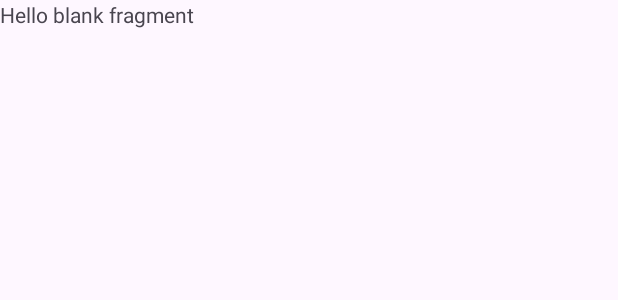
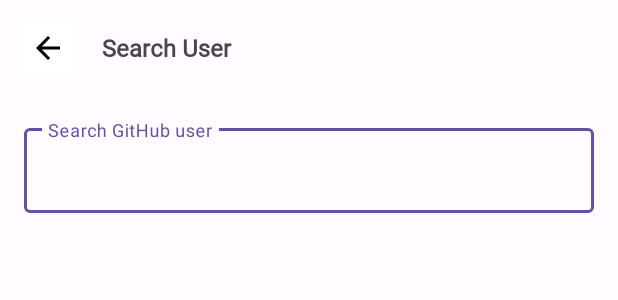
Before and after one commit to imamyusupb/gthb-user-hcs-id, an Android app: the layout fragment_search_user.xml on its own in the app's theme, with its tools: preview values and no code run, on a phone screen of 412 x 824 dp. Shown: the top 300 px of the screen. Run offline under Robolectric (Android 15) with nearby library versions, the phone set to English and light mode, and no system bars.

Commit message:
[Feat] Add  Searchscreen with integrating chucker

```diff
--- a/app/src/main/AndroidManifest.xml
+++ b/app/src/main/AndroidManifest.xml
@@ -1,8 +1,9 @@
 <?xml version="1.0" encoding="utf-8"?>
 <manifest xmlns:android="http://schemas.android.com/apk/res/android"
     xmlns:tools="http://schemas.android.com/tools">
-
+    <uses-permission android:name="android.permission.INTERNET" />
     <application
+        android:name=".FindMeApplication"
         android:allowBackup="true"
         android:dataExtractionRules="@xml/data_extraction_rules"
         android:fullBackupContent="@xml/backup_rules"
@@ -12,9 +13,6 @@
         android:supportsRtl="true"
         android:theme="@style/Theme.FindMeDev"
         tools:targetApi="31">
-<!--        <activity-->
-<!--            android:name=".presentation.SplashScreenActivity2"-->
-<!--            android:exported="false" />-->
         <activity android:name=".MainActivity" />
         <activity
             android:name=".presentation.SplashScreenActivity"
--- a/app/src/main/java/com/hcs/findmedev/MainActivity.kt
+++ b/app/src/main/java/com/hcs/findmedev/MainActivity.kt
@@ -2,7 +2,9 @@ package com.hcs.findmedev
 
 import androidx.appcompat.app.AppCompatActivity
 import android.os.Bundle
+import dagger.hilt.android.AndroidEntryPoint
 
+@AndroidEntryPoint
 class MainActivity : AppCompatActivity() {
     override fun onCreate(savedInstanceState: Bundle?) {
         super.onCreate(savedInstanceState)
--- a/app/src/main/java/com/hcs/findmedev/data/di/ApiServiceModule.kt
+++ b/app/src/main/java/com/hcs/findmedev/data/di/ApiServiceModule.kt
@@ -11,6 +11,7 @@ import javax.inject.Singleton
 @Module
 @InstallIn(SingletonComponent::class)
 object ApiServiceModule {
+
     @Provides
     @Singleton
     fun provideGithubApiService(retrofit: Retrofit): GithubApiService =
--- a/app/src/main/java/com/hcs/findmedev/data/di/RepositoryModule.kt
+++ b/app/src/main/java/com/hcs/findmedev/data/di/RepositoryModule.kt
@@ -1,5 +1,6 @@
 package com.hcs.findmedev.data.di
 
+import android.content.Context
 import com.hcs.findmedev.data.remote.GithubApiService
 import com.hcs.findmedev.data.repository.GithubRepositoryImpl
 import com.hcs.findmedev.domain.repository.GithubRepository
@@ -7,6 +8,7 @@ import dagger.Binds
 import dagger.Module
 import dagger.Provides
 import dagger.hilt.InstallIn
+import dagger.hilt.android.qualifiers.ApplicationContext
 import dagger.hilt.components.SingletonComponent
 import retrofit2.Retrofit
 import javax.inject.Singleton
@@ -19,5 +21,4 @@ abstract class RepositoryModule {
     abstract fun bindGithubRepository(
         impl: GithubRepositoryImpl
     ): GithubRepository
-
 }
--- a/app/src/main/java/com/hcs/findmedev/presentation/home/HomeFragment.kt
+++ b/app/src/main/java/com/hcs/findmedev/presentation/home/HomeFragment.kt
@@ -6,6 +6,7 @@ import android.view.View
 import android.view.ViewGroup
 import android.widget.Toast
 import androidx.fragment.app.Fragment
+import androidx.navigation.fragment.findNavController
 import androidx.recyclerview.widget.GridLayoutManager
 import androidx.recyclerview.widget.LinearLayoutManager
 import com.hcs.BottomSheet
@@ -41,6 +42,9 @@ class HomeFragment : Fragment() {
                 LinearLayoutManager.HORIZONTAL,
                 false
             )
+            btnSearch.setOnClickListener {
+                findNavController().navigate(com.hcs.findmedev.R.id.action_homeFragment_to_searchUserFragment)
+            }
 
 
             // Data dummy menu
@@ -57,7 +61,7 @@ class HomeFragment : Fragment() {
             )
             rvMenu.adapter = MenuAdapter(menus) { menu ->
                 if (menu.title == "Search") {
-                    Toast.makeText(requireContext(), "Search diklik", Toast.LENGTH_SHORT).show()
+                    findNavController().navigate(com.hcs.findmedev.R.id.action_homeFragment_to_searchUserFragment)
                 } else {
                     val sheet = BottomSheet()
                     sheet.show(parentFragmentManager, "BottomSheet")
--- a/app/src/main/res/layout/fragment_search_user.xml
+++ b/app/src/main/res/layout/fragment_search_user.xml
@@ -1,14 +1,65 @@
 <?xml version="1.0" encoding="utf-8"?>
-<FrameLayout xmlns:android="http://schemas.android.com/apk/res/android"
-    xmlns:tools="http://schemas.android.com/tools"
+<LinearLayout
+    xmlns:android="http://schemas.android.com/apk/res/android"
+    xmlns:app="http://schemas.android.com/apk/res-auto"
+    android:orientation="vertical"
+    android:background="@color/colorBackground"
     android:layout_width="match_parent"
-    android:layout_height="match_parent"
-    tools:context=".presentation.search.SearchUserFragment">
+    android:layout_height="match_parent">
 
-    <!-- TODO: Update blank fragment layout -->
-    <TextView
+    <LinearLayout
+        android:layout_width="match_parent"
+        android:layout_height="wrap_content"
+        android:padding="12dp"
+        android:gravity="center_vertical"
+        android:orientation="horizontal">
+
+        <ImageButton
+            android:id="@+id/btnBack"
+            android:layout_width="40dp"
+            android:layout_height="40dp"
+            android:background="@color/white"
+            android:src="@drawable/ic_arrow_back"/>
+
+        <TextView
+            android:layout_width="match_parent"
+            android:text="Search User"
+            android:layout_marginStart="16dp"
+            android:textSize="16sp"
+            android:fontFamily="@font/inter_normal"
+            android:textStyle="bold"
+            android:layout_height="wrap_content"/>
+
+    </LinearLayout>
+
+    <LinearLayout
+        android:orientation="vertical"
         android:layout_width="match_parent"
         android:layout_height="match_parent"
-        android:text="@string/hello_blank_fragment" />
+        android:padding="16dp">
 
-</FrameLayout>
+        <!-- Material Search Field -->
+        <com.google.android.material.textfield.TextInputLayout
+            android:id="@+id/tilSearch"
+            style="@style/Widget.MaterialComponents.TextInputLayout.OutlinedBox"
+            android:layout_width="match_parent"
+            android:layout_height="wrap_content"
+            android:hint="Search GitHub user">
+
+            <com.google.android.material.textfield.TextInputEditText
+                android:id="@+id/etSearch"
+                android:layout_width="match_parent"
+                android:layout_height="wrap_content"
+                android:imeOptions="actionSearch"
+                android:inputType="text"/>
+        </com.google.android.material.textfield.TextInputLayout>
+
+        <!-- RecyclerView -->
+        <androidx.recyclerview.widget.RecyclerView
+            android:id="@+id/rvUsers"
+            android:layout_width="match_parent"
+            android:layout_height="0dp"
+            android:layout_weight="1"
+            android:layout_marginTop="16dp"/>
+    </LinearLayout>
+</LinearLayout>
--- a/core/build.gradle.kts
+++ b/core/build.gradle.kts
@@ -68,6 +68,8 @@ dependencies {
     implementation(libs.moshi.kotlin)
     implementation(libs.retrofit.coroutines)
     testImplementation(libs.junit)
+    debugImplementation(libs.okhttp.chucker)
+    releaseImplementation(libs.okhttp.chuckerNoop)
     androidTestImplementation(libs.androidx.test.ext.junit)
     androidTestImplementation(libs.espresso.core)
     implementation(libs.javapoet)
--- /dev/null
+++ b/core/src/main/res/drawable/ic_arrow_back.xml
@@ -0,0 +1,5 @@
+<vector android:autoMirrored="true" android:height="24dp"
+    android:tint="#000000" android:viewportHeight="24"
+    android:viewportWidth="24" android:width="24dp" xmlns:android="http://schemas.android.com/apk/res/android">
+    <path android:fillColor="@android:color/white" android:pathData="M20,11H7.83l5.59,-5.59L12,4l-8,8 8,8 1.41,-1.41L7.83,13H20v-2z"/>
+</vector>
```
Also changed, not shown: app/src/main/java/com/hcs/findmedev/presentation/search/SearchUserAdapter.kt (added, +53 -0 lines), app/src/main/java/com/hcs/findmedev/presentation/search/SearchUserFragment.kt (+80 -3 lines), app/src/main/java/com/hcs/findmedev/presentation/search/SearchViewModel.kt (+20 -4 lines), app/src/main/res/layout/item_users.xml (added, +38 -0 lines), core/src/main/java/com/hcs/di/NetworkModule.kt (+65 -17 lines), core/src/main/res/drawable/failed_placeholder.webp (added), core/src/main/res/drawable/image_placeholder.webp (added).
